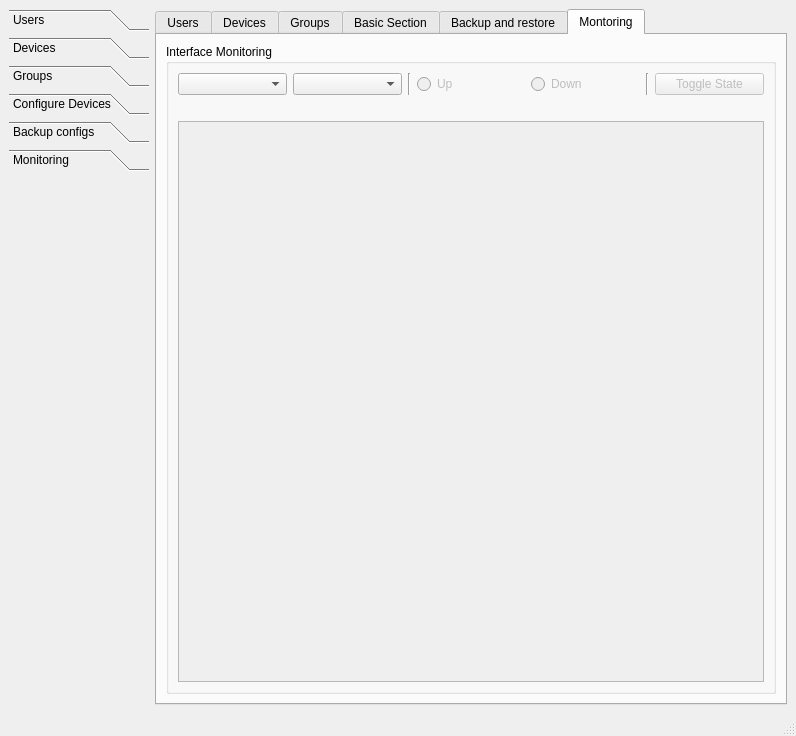
This is main.ui in saad909/cnsrc as Qt 5 draws it before an edit. The edited form follows.
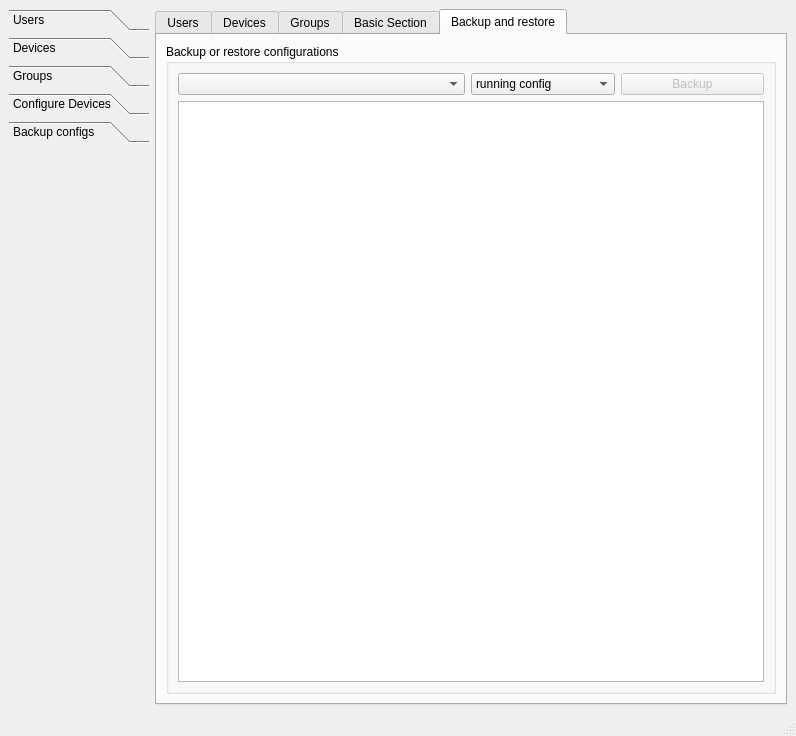
This is the edited form. The open tabs and pages were chosen to show the change.

Commit message: monitoring section remove. dhcp client settings gui added

Diff of the .ui file:
```diff
--- a/main.ui
+++ b/main.ui
@@ -173,26 +173,13 @@
          <x>0</x>
          <y>0</y>
          <width>114</width>
-         <height>528</height>
+         <height>555</height>
         </rect>
        </property>
        <attribute name="label">
         <string>Backup configs</string>
        </attribute>
       </widget>
-      <widget class="QWidget" name="page_3">
-       <property name="geometry">
-        <rect>
-         <x>0</x>
-         <y>0</y>
-         <width>114</width>
-         <height>528</height>
-        </rect>
-       </property>
-       <attribute name="label">
-        <string>Monitoring</string>
-       </attribute>
-      </widget>
      </widget>
     </item>
     <item row="0" column="1">
@@ -2310,95 +2297,6 @@
         </item>
        </layout>
       </widget>
-      <widget class="QWidget" name="tab_2">
-       <attribute name="title">
-        <string>Montoring</string>
-       </attribute>
-       <layout class="QGridLayout" name="gridLayout_24">
-        <item row="0" column="0">
-         <widget class="QGroupBox" name="mon_int_cb_all_interfaces">
-          <property name="title">
-           <string>Interface Monitoring</string>
-          </property>
-          <layout class="QGridLayout" name="gridLayout_17">
-           <item row="0" column="0">
-            <widget class="QComboBox" name="mon_int_cb_all_devices"/>
-           </item>
-           <item row="0" column="1">
-            <widget class="QComboBox" name="mon_int_cb_all_interface"/>
-           </item>
-           <item row="0" column="3">
-            <widget class="QRadioButton" name="mon_int_rb_up">
-             <property name="enabled">
-              <bool>false</bool>
-             </property>
-             <property name="text">
-              <string>Up</string>
-             </property>
-            </widget>
-           </item>
-           <item row="0" column="4">
-            <widget class="QRadioButton" name="mon_int_rb_down">
-             <property name="enabled">
-              <bool>false</bool>
-             </property>
-             <property name="text">
-              <string>Down</string>
-             </property>
-            </widget>
-           </item>
-           <item row="0" column="5">
-            <widget class="Line" name="line">
-             <property name="orientation">
-              <enum>Qt::Vertical</enum>
-             </property>
-            </widget>
-           </item>
-           <item row="0" column="6">
-            <widget class="QPushButton" name="mon_int_btn_toggle">
-             <property name="enabled">
-              <bool>false</bool>
-             </property>
-             <property name="text">
-              <string>Toggle State</string>
-             </property>
-            </widget>
-           </item>
-           <item row="1" column="0">
-            <widget class="QLabel" name="mon_int_lbl_interfaces_state">
-             <property name="text">
-              <string/>
-             </property>
-             <property name="alignment">
-              <set>Qt::AlignCenter</set>
-             </property>
-             <property name="wordWrap">
-              <bool>true</bool>
-             </property>
-            </widget>
-           </item>
-           <item row="2" column="0" colspan="7">
-            <widget class="QGraphicsView" name="mon_int_graph">
-             <property name="enabled">
-              <bool>false</bool>
-             </property>
-            </widget>
-           </item>
-           <item row="0" column="2">
-            <widget class="Line" name="line_2">
-             <property name="windowModality">
-              <enum>Qt::NonModal</enum>
-             </property>
-             <property name="orientation">
-              <enum>Qt::Vertical</enum>
-             </property>
-            </widget>
-           </item>
-          </layout>
-         </widget>
-        </item>
-       </layout>
-      </widget>
      </widget>
     </item>
    </layout>
```
Left out of the diff: 39 changed lines with no effect on the pictures. The commit also changes 12 other files.
